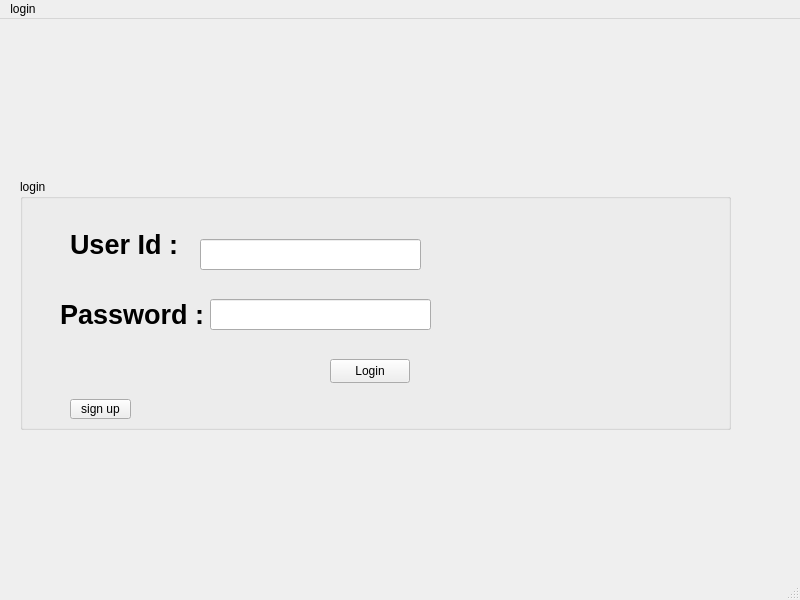
Before: the Qt Designer form SRC/mainwindow.ui in EyadEhab/studentManagementSystem, drawn with Qt 5.
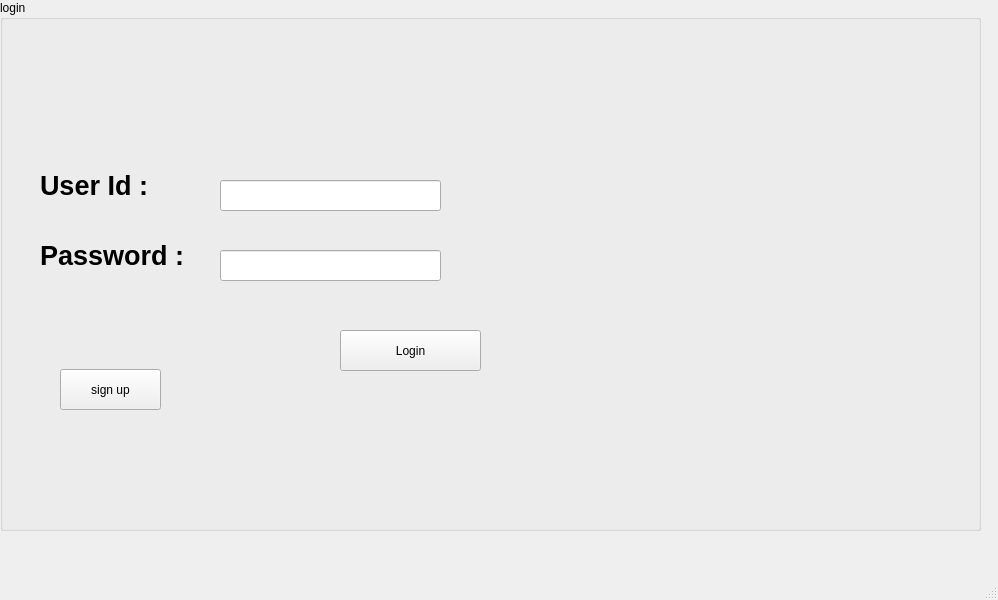
After: the same form once the commit is applied.

Patch:
```diff
--- a/SRC/mainwindow.ui
+++ b/SRC/mainwindow.ui
@@ -6,7 +6,7 @@
    <rect>
     <x>0</x>
     <y>0</y>
-    <width>800</width>
+    <width>998</width>
     <height>600</height>
    </rect>
   </property>
@@ -17,10 +17,10 @@
    <widget class="QGroupBox" name="groupBox">
     <property name="geometry">
      <rect>
-      <x>20</x>
-      <y>160</y>
-      <width>711</width>
-      <height>251</height>
+      <x>0</x>
+      <y>0</y>
+      <width>981</width>
+      <height>531</height>
      </rect>
     </property>
     <property name="title">
@@ -29,10 +29,10 @@
     <widget class="QPushButton" name="Login">
      <property name="geometry">
       <rect>
-       <x>310</x>
-       <y>180</y>
-       <width>80</width>
-       <height>24</height>
+       <x>340</x>
+       <y>330</y>
+       <width>141</width>
+       <height>41</height>
       </rect>
      </property>
      <property name="text">
@@ -43,7 +43,7 @@
      <property name="geometry">
       <rect>
        <x>40</x>
-       <y>110</y>
+       <y>230</y>
        <width>161</width>
        <height>51</height>
       </rect>
@@ -61,8 +61,8 @@
     <widget class="QLabel" name="label_3">
      <property name="geometry">
       <rect>
-       <x>50</x>
-       <y>40</y>
+       <x>40</x>
+       <y>160</y>
        <width>141</width>
        <height>51</height>
       </rect>
@@ -80,8 +80,8 @@
     <widget class="QLineEdit" name="userId">
      <property name="geometry">
       <rect>
-       <x>180</x>
-       <y>60</y>
+       <x>220</x>
+       <y>180</y>
        <width>221</width>
        <height>31</height>
       </rect>
@@ -90,8 +90,8 @@
     <widget class="QLineEdit" name="Password">
      <property name="geometry">
       <rect>
-       <x>190</x>
-       <y>120</y>
+       <x>220</x>
+       <y>250</y>
        <width>221</width>
        <height>31</height>
       </rect>
@@ -103,10 +103,10 @@
     <widget class="QPushButton" name="Signup">
      <property name="geometry">
       <rect>
-       <x>50</x>
-       <y>220</y>
-       <width>61</width>
-       <height>20</height>
+       <x>60</x>
+       <y>369</y>
+       <width>101</width>
+       <height>41</height>
       </rect>
      </property>
      <property name="text">
@@ -115,22 +115,6 @@
     </widget>
    </widget>
   </widget>
-  <widget class="QMenuBar" name="menubar">
-   <property name="geometry">
-    <rect>
-     <x>0</x>
-     <y>0</y>
-     <width>800</width>
-     <height>21</height>
-    </rect>
-   </property>
-   <widget class="QMenu" name="menufafa">
-    <property name="title">
-     <string>login</string>
-    </property>
-   </widget>
-   <addaction name="menufafa"/>
-  </widget>
   <widget class="QStatusBar" name="statusbar"/>
  </widget>
  <resources/>
```
